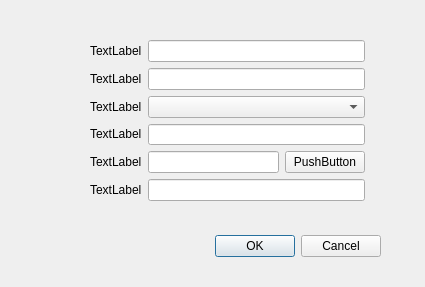
Above: test_UI_new_NOM.ui from Korguv/Poliur before the change. Below: the same form after it.
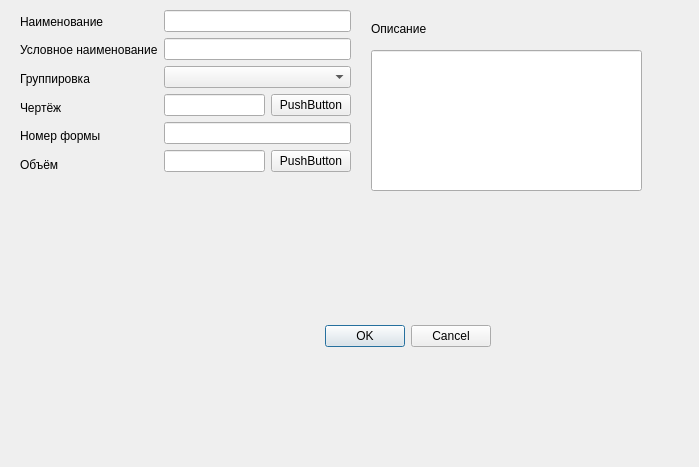
That is the form after the change.

Patch:
```diff
--- a/test_UI_new_NOM.ui
+++ b/test_UI_new_NOM.ui
@@ -6,8 +6,8 @@
    <rect>
     <x>0</x>
     <y>0</y>
-    <width>425</width>
-    <height>287</height>
+    <width>699</width>
+    <height>467</height>
    </rect>
   </property>
   <property name="windowTitle">
@@ -16,8 +16,8 @@
   <widget class="QDialogButtonBox" name="buttonBox">
    <property name="geometry">
     <rect>
-     <x>40</x>
-     <y>230</y>
+     <x>150</x>
+     <y>320</y>
      <width>341</width>
      <height>32</height>
     </rect>
@@ -29,13 +29,13 @@
     <set>QDialogButtonBox::Cancel|QDialogButtonBox::Ok</set>
    </property>
   </widget>
-  <widget class="QWidget" name="">
+  <widget class="QWidget" name="layoutWidget">
    <property name="geometry">
     <rect>
-     <x>90</x>
-     <y>40</y>
-     <width>275</width>
-     <height>161</height>
+     <x>20</x>
+     <y>10</y>
+     <width>331</width>
+     <height>166</height>
     </rect>
    </property>
    <layout class="QHBoxLayout" name="horizontalLayout_2">
@@ -44,42 +44,42 @@
       <item>
        <widget class="QLabel" name="label">
         <property name="text">
-         <string>TextLabel</string>
+         <string>Наименование</string>
         </property>
        </widget>
       </item>
       <item>
        <widget class="QLabel" name="label_2">
         <property name="text">
-         <string>TextLabel</string>
+         <string>Условное наименование</string>
         </property>
        </widget>
       </item>
       <item>
        <widget class="QLabel" name="label_3">
         <property name="text">
-         <string>TextLabel</string>
-        </property>
-       </widget>
-      </item>
-      <item>
-       <widget class="QLabel" name="label_4">
-        <property name="text">
-         <string>TextLabel</string>
+         <string>Группировка</string>
         </property>
        </widget>
       </item>
       <item>
        <widget class="QLabel" name="label_5">
         <property name="text">
-         <string>TextLabel</string>
+         <string>Чертёж</string>
         </property>
        </widget>
       </item>
       <item>
        <widget class="QLabel" name="label_6">
         <property name="text">
-         <string>TextLabel</string>
+         <string>Номер формы</string>
+        </property>
+       </widget>
+      </item>
+      <item>
+       <widget class="QLabel" name="label_7">
+        <property name="text">
+         <string>Объём</string>
         </property>
        </widget>
       </item>
@@ -98,11 +98,25 @@
         <item>
          <widget class="QComboBox" name="comboBox"/>
         </item>
+       </layout>
+      </item>
+      <item>
+       <layout class="QHBoxLayout" name="horizontalLayout_3">
         <item>
-         <widget class="QLineEdit" name="lineEdit_3"/>
+         <widget class="QLineEdit" name="lineEdit_5"/>
         </item>
+        <item>
+         <widget class="QPushButton" name="pushButton_2">
+          <property name="text">
+           <string>PushButton</string>
+          </property>
+         </widget>
+        </item>
        </layout>
       </item>
+      <item>
+       <widget class="QLineEdit" name="lineEdit_6"/>
+      </item>
       <item>
        <layout class="QHBoxLayout" name="horizontalLayout">
         <item>
@@ -117,13 +131,33 @@
         </item>
        </layout>
       </item>
-      <item>
-       <widget class="QLineEdit" name="lineEdit_5"/>
-      </item>
      </layout>
     </item>
    </layout>
   </widget>
+  <widget class="QLabel" name="label_4">
+   <property name="geometry">
+    <rect>
+     <x>371</x>
+     <y>21</y>
+     <width>71</width>
+     <height>16</height>
+    </rect>
+   </property>
+   <property name="text">
+    <string>Описание</string>
+   </property>
+  </widget>
+  <widget class="QLineEdit" name="lineEdit_3">
+   <property name="geometry">
+    <rect>
+     <x>371</x>
+     <y>50</y>
+     <width>271</width>
+     <height>141</height>
+    </rect>
+   </property>
+  </widget>
  </widget>
  <resources/>
  <connections>
```
